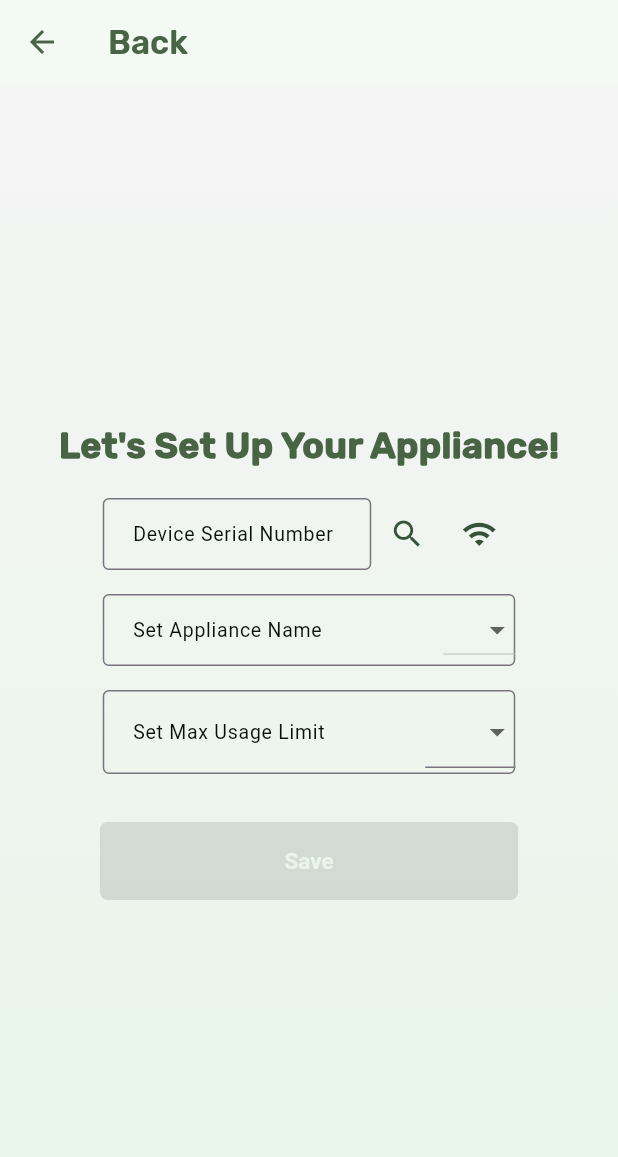
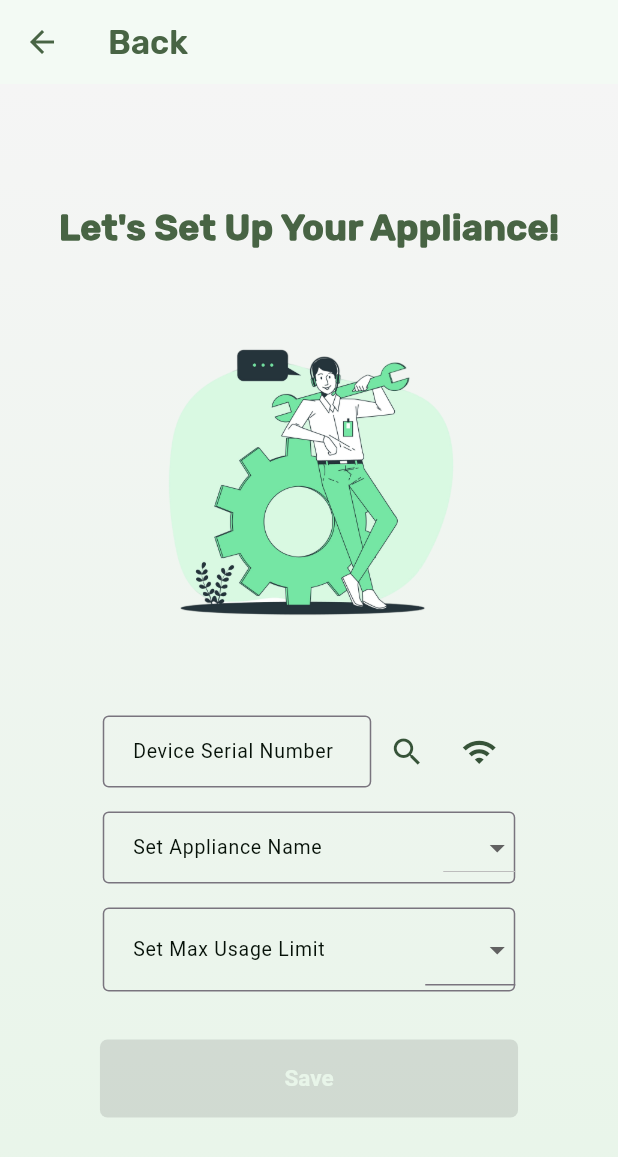
Before and after one commit to jhaykrab/emonapp_v1, a Flutter app: the SetupApplianceScreen screen opened by its route, on a phone screen of 412 x 824 dp. Shown: the top 1157 px of the screen. Run offline on Flutter 3.47's test engine with Material 3 defaults, Android fonts, the phone set to English and light mode, and no system bars; our stand-ins replace cloud_firestore, drop_shadow_image, firebase_auth, firebase_core, firebase_database, flutter_staggered_animations; missing offline and left inert: gauge_indicator; accounts and stored records are empty; Roboto replaces fonts that are missing (Poppins).

Commit message:
safety file

```diff
--- a/lib/screens/setup_appliance_screen.dart
+++ b/lib/screens/setup_appliance_screen.dart
@@ -284,7 +284,14 @@ class _SetupApplianceScreenState extends State<SetupApplianceScreen> {
                       fontFamily: 'Rubik',
                     ),
                   ),
-                  const SizedBox(height: 10),
+                  const SizedBox(height: 50),
+
+                  Image.asset(
+                    'assets/staticimgs/tech-support-concept-illustration.png',
+                    height: 200.0,
+                    width: 200.0,
+                  ),
+                  const SizedBox(height: 50),
 
                   // Device Serial Number Input
                   Padding(
```
Also changed, not shown: lib/screens/login_screen.dart (+0 -70 lines), lib/widgets/qr_scanner_widget.dart (deleted, +0 -56 lines), 1 other file.
